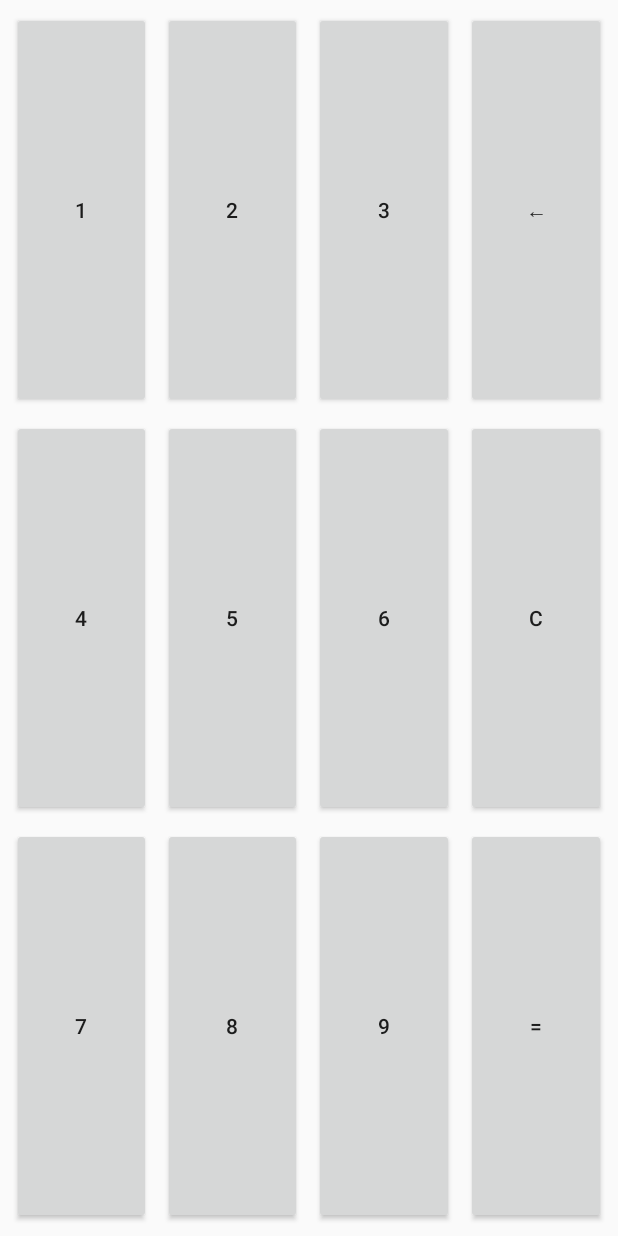
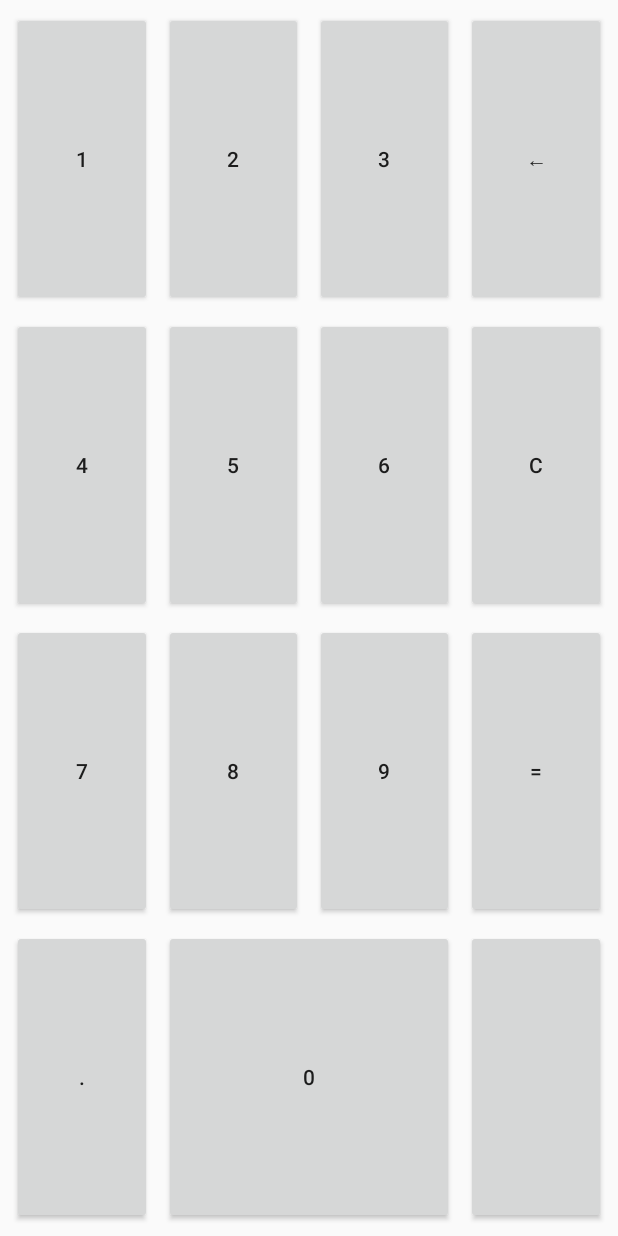
Before and after one commit to maksimkha/Android, an Android app: the layout fragment_buttons.xml on its own in the app's theme, with its tools: preview values and no code run, on a phone screen of 412 x 824 dp. Run offline under Robolectric (Android 15) with nearby library versions, the light colour scheme and no system bars.

Commit message:
Не доделал, на надо бежать на пару

```diff
--- a/Lab1/app/src/main/AndroidManifest.xml
+++ b/Lab1/app/src/main/AndroidManifest.xml
@@ -9,12 +9,14 @@
         android:roundIcon="@mipmap/ic_launcher_round"
         android:supportsRtl="true"
         android:theme="@style/AppTheme">
-        <activity android:name=".MainActivity">
+        <activity android:name=".MenuActivity">
             <intent-filter>
                 <action android:name="android.intent.action.MAIN" />
-
                 <category android:name="android.intent.category.LAUNCHER" />
             </intent-filter>
+        </activity>
+        <activity android:name=".MainActivity">
+
         </activity>
     </application>
 
--- a/Lab1/app/src/main/res/layout/fragment_buttons.xml
+++ b/Lab1/app/src/main/res/layout/fragment_buttons.xml
@@ -11,7 +11,7 @@
 
     grid:alignmentMode="alignBounds"
     grid:columnCount="4"
-    grid:rowCount="3"
+    grid:rowCount="4"
     grid:rowOrderPreserved="false"
     grid:useDefaultMargins="true">
 
@@ -21,9 +21,10 @@
         grid:layout_rowWeight="1"
         grid:layout_gravity="fill_horizontal"
         android:gravity="center"
-        android:text="1"
+        android:text="@string/symbol_1"
         grid:layout_row="0"
-        grid:layout_column="0" />
+        grid:layout_column="0"
+        android:onClick="onNumberClick"/>
 
     <Button
         android:id="@+id/button3"
@@ -33,7 +34,8 @@
         grid:layout_rowWeight="1"
         grid:layout_gravity="fill_horizontal"
         android:gravity="center"
-        android:text="2" />
+        android:text="@string/symbol_2"
+        android:onClick="onNumberClick"/>
 
     <Button
         android:id="@+id/button4"
@@ -43,7 +45,8 @@
         grid:layout_rowWeight="1"
         grid:layout_gravity="fill_horizontal"
         android:gravity="center"
-        android:text="3" />
+        android:text="@string/symbol_3"
+        android:onClick="onNumberClick"/>
 
     <Button
         android:id="@+id/button5"
@@ -53,7 +56,8 @@
         grid:layout_rowWeight="1"
         grid:layout_gravity="fill_horizontal"
         android:gravity="center"
-        android:text="4" />
+        android:text="@string/symbol_4"
+        android:onClick="onNumberClick"/>
 
     <Button
         android:id="@+id/button6"
@@ -63,7 +67,8 @@
         grid:layout_rowWeight="1"
         grid:layout_gravity="fill_horizontal"
         android:gravity="center"
-        android:text="5" />
+        android:text="@string/symbol_5"
+        android:onClick="onNumberClick"/>
 
     <Button
         android:id="@+id/button7"
@@ -73,7 +78,8 @@
         grid:layout_rowWeight="1"
         grid:layout_gravity="fill_horizontal"
         android:gravity="center"
-        android:text="6" />
+        android:text="@string/symbol_6"
+        android:onClick="onNumberClick"/>
 
     <Button
         android:id="@+id/button8"
@@ -83,7 +89,8 @@
         grid:layout_rowWeight="1"
         grid:layout_gravity="fill_horizontal"
         android:gravity="center"
-        android:text="7" />
+        android:text="@string/symbol_7"
+        android:onClick="onNumberClick" />
 
     <Button
         android:id="@+id/button9"
@@ -93,7 +100,8 @@
         grid:layout_rowWeight="1"
         grid:layout_gravity="fill_horizontal"
         android:gravity="center"
-        android:text="8" />
+        android:text="@string/symbol_8"
+        android:onClick="onNumberClick"/>
 
     <Button
         android:id="@+id/button10"
@@ -103,7 +111,8 @@
         grid:layout_rowWeight="1"
         grid:layout_gravity="fill_horizontal"
         android:gravity="center"
-        android:text="9" />
+        android:text="@string/symbol_9"
+        android:onClick="onNumberClick" />
 
     <Button
         android:id="@+id/button11"
@@ -113,7 +122,7 @@
         android:gravity="center"
         grid:layout_columnWeight="1"
         grid:layout_rowWeight="1"
-        android:text="←" />
+        android:text="@string/symbol_arrow" />
 
     <Button
         android:id="@+id/button12"
@@ -123,7 +132,7 @@
         grid:layout_rowWeight="1"
         grid:layout_gravity="fill_horizontal"
         android:gravity="center"
-        android:text="C" />
+        android:text="@string/symbol_C" />
 
     <Button
         android:id="@+id/button13"
@@ -133,5 +142,37 @@
         grid:layout_rowWeight="1"
         grid:layout_gravity="fill_horizontal"
         android:gravity="center"
-        android:text="=" />
+        android:text="@string/symbol_equal" />
+
+    <Button
+        android:id="@+id/button14"
+        android:gravity="center"
+        android:text="@string/symbol_dot"
+        grid:layout_column="0"
+        grid:layout_columnWeight="1"
+        grid:layout_gravity="fill_horizontal"
+        grid:layout_row="3"
+        grid:layout_rowWeight="1"
+        android:onClick="onNumberClick"/>
+
+    <Button
+        android:id="@+id/button15"
+        android:gravity="center"
+        android:text="@string/symbol_0"
+        grid:layout_column="1"
+        grid:layout_columnWeight="2"
+        grid:layout_gravity="fill"
+        grid:layout_columnSpan="2"
+        grid:layout_row="3"
+        grid:layout_rowWeight="1"
+        android:onClick="onNumberClick" />
+
+    <Button
+        android:id="@+id/button16"
+        android:gravity="center"
+        grid:layout_column="3"
+        grid:layout_columnWeight="1"
+        grid:layout_gravity="fill_horizontal"
+        grid:layout_row="3"
+        grid:layout_rowWeight="1" />
 </androidx.gridlayout.widget.GridLayout>
--- a/Lab1/app/src/main/res/values/strings.xml
+++ b/Lab1/app/src/main/res/values/strings.xml
@@ -2,4 +2,46 @@
     <string name="app_name">Unit Converter</string>
     <!-- TODO: Remove or change this placeholder text -->
     <string name="hello_blank_fragment">Hello blank fragment</string>
+    <string name="length_button_name">Длина</string>
+    <string name="time_button_name">Время</string>
+    <string name="weight_button_name">Масса</string>
+    <string name="symbol_1">1</string>
+    <string name="symbol_2">2</string>
+    <string name="symbol_3">3</string>
+    <string name="symbol_4">4</string>
+    <string name="symbol_5">5</string>
+    <string name="symbol_6">6</string>
+    <string name="symbol_7">7</string>
+    <string name="symbol_8">8</string>
+    <string name="symbol_9">9</string>
+    <string name="symbol_arrow">←</string>
+    <string name="symbol_C">C</string>
+    <string name="symbol_equal">=</string>
+    <string name="symbol_dot">.</string>
+    <string name="symbol_0">0</string>
+    <string name="from_label">От</string>
+    <string name="to_label">К</string>
+    <string-array name="length_array">
+        <item>Миллиметр</item>
+        <item>Сантиметр</item>
+        <item>Дециметр</item>
+        <item>Метр</item>
+        <item>Километр</item>
+        <item>Миля</item>
+        <item>Морской узел</item>
+    </string-array>
+    <string-array name="time_array">
+        <item>Секунда</item>
+        <item>Минута</item>
+        <item>Час</item>
+        <item>День</item>
+    </string-array>
+    <string-array name="weight_array">
+        <item>Грамм</item>
+        <item>Килограмм</item>
+        <item>Центнер</item>
+        <item>Тонна</item>
+        <item>Пуд</item>
+        <item>Фунты</item>
+    </string-array>
 </resources>
```
Also changed, not shown: Lab1/app/src/main/java/com/example/unitconverter/ButtonsFragment.kt (+29 -5 lines), Lab1/app/src/main/java/com/example/unitconverter/ConvertFragment.kt (+9 -1 lines), Lab1/app/src/main/java/com/example/unitconverter/MainActivity.kt (+41 -2 lines), Lab1/app/src/main/java/com/example/unitconverter/MenuActivity.kt (added, +34 -0 lines), Lab1/app/src/main/res/layout/activity_menu.xml (added, +44 -0 lines), Lab1/app/src/main/res/layout/fragment_convert.xml (+8 -4 lines).
